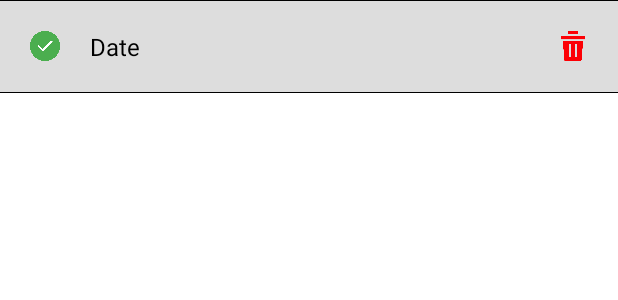
After one commit to BohunD/5-Minutes-Workout-App, an Android app: the layout history_items.xml on its own in the app's theme, with its tools: preview values and no code run, on a phone screen of 412 x 824 dp. The commit adds this screen. Shown: the top 300 px of the screen. Run offline under Robolectric (Android 15) with nearby library versions, the phone set to English and light mode, and no system bars.

Commit message:
Added history and fixed bugs with timer and bmi calculator

```diff
--- a/app/build.gradle
+++ b/app/build.gradle
@@ -1,6 +1,7 @@
 plugins {
     id 'com.android.application'
     id 'org.jetbrains.kotlin.android'
+    id 'kotlin-kapt'
 }
 
 android {
@@ -36,6 +37,11 @@ android {
 }
 
 dependencies {
+    implementation 'androidx.room:room-runtime:2.5.0'
+    kapt 'androidx.room:room-compiler:2.5.0'
+    implementation('androidx.room:room-ktx:2.5.0')
+    implementation 'androidx.activity:activity-ktx:1.6.1'
+    implementation 'androidx.core:core-ktx:1.9.0'
 
     implementation 'androidx.core:core-ktx:1.7.0'
     implementation 'androidx.appcompat:appcompat:1.6.1'
--- a/app/src/main/AndroidManifest.xml
+++ b/app/src/main/AndroidManifest.xml
@@ -4,6 +4,7 @@
 
     <application
         android:allowBackup="true"
+        android:name=".HistoryApp"
         android:dataExtractionRules="@xml/data_extraction_rules"
         android:fullBackupContent="@xml/backup_rules"
         android:icon="@mipmap/ic_launcher"
@@ -11,6 +12,9 @@
         android:supportsRtl="true"
         android:theme="@style/Theme.7MinutesWorkout"
         tools:targetApi="31">
+        <activity
+            android:name=".HistoryActivity"
+            android:exported="false" />
         <activity
             android:name=".BMIActivity"
             android:exported="false" />
--- a/app/src/main/java/com/example/a7minutesworkout/MainActivity.kt
+++ b/app/src/main/java/com/example/a7minutesworkout/MainActivity.kt
@@ -26,6 +26,10 @@ class MainActivity : AppCompatActivity() {
             val intent = Intent(this,BMIActivity::class.java)
             startActivity(intent)
         }
+        binding?.flHistory?.setOnClickListener {
+            val intent = Intent(this,HistoryActivity::class.java)
+            startActivity(intent)
+        }
 
 
     }
--- /dev/null
+++ b/app/src/main/res/drawable/rectangle_with_border.xml
@@ -0,0 +1,20 @@
+<?xml version="1.0" encoding="utf-8"?>
+<layer-list xmlns:android="http://schemas.android.com/apk/res/android" >
+    <item>
+        <shape
+            android:shape="rectangle">
+            <stroke android:width="1dp" android:color="#FF000000" />
+            <solid android:color="#FFDDDDDD" />
+
+        </shape>
+    </item>
+
+    <item android:top="1dp" android:bottom="1dp">
+        <shape
+            android:shape="rectangle">
+            <stroke android:width="1dp" android:color="#FFDDDDDD" />
+            <solid android:color="#00000000" />
+        </shape>
+    </item>
+
+</layer-list>
--- /dev/null
+++ b/app/src/main/res/layout/history_items.xml
@@ -0,0 +1,41 @@
+<?xml version="1.0" encoding="utf-8"?>
+<LinearLayout xmlns:android="http://schemas.android.com/apk/res/android"
+    xmlns:tools="http://schemas.android.com/tools"
+    android:id="@+id/llMain"
+    android:layout_width="match_parent"
+    android:layout_height="wrap_content"
+    android:gravity="center_vertical"
+    android:orientation="horizontal"
+    android:background="@drawable/rectangle_with_border"
+    android:padding="20dp"
+    >
+
+    <ImageView
+        android:layout_width="20dp"
+        android:layout_height="20dp"
+        android:src="@drawable/ok"
+        android:layout_marginRight="20dp"/>
+
+
+    <TextView
+        android:id="@+id/tv_date"
+        android:layout_width="0dp"
+        android:layout_height="wrap_content"
+        android:layout_weight="1"
+        android:textColor="@android:color/black"
+        android:textSize="16sp"
+        tools:text="Date" />
+
+
+
+    <ImageView
+        android:id="@+id/ivDelete"
+        android:layout_marginLeft="10dp"
+        android:layout_width="20dp"
+        android:layout_height="20dp"
+        android:contentDescription="image"
+        android:foreground="?attr/selectableItemBackgroundBorderless"
+        android:scaleType="fitXY"
+        android:src="@drawable/delete" />
+
+</LinearLayout>
--- a/app/src/main/res/values/colors.xml
+++ b/app/src/main/res/values/colors.xml
@@ -11,6 +11,7 @@
     <color name="colorPrimaryDark">#003049</color>
     <color name="colorAccent">#DC1431</color>
     <color name="lightGrey">#e5e5e5</color>
+    <color name="lightLightGrey">#f0efeb</color>
     <color name="toolbar_color_control_normal">#FF000000</color>
 
 </resources>
```
Also changed, not shown: app/src/main/java/com/example/a7minutesworkout/BMIActivity.kt (+9 -2 lines), app/src/main/java/com/example/a7minutesworkout/ExerciseActivity.kt (+22 -6 lines), app/src/main/java/com/example/a7minutesworkout/HistoryActivity.kt (added, +76 -0 lines), app/src/main/java/com/example/a7minutesworkout/HistoryAdapter.kt (added, +39 -0 lines), app/src/main/java/com/example/a7minutesworkout/HistoryApp.kt (added, +9 -0 lines), app/src/main/java/com/example/a7minutesworkout/HistoryDao.kt (added, +21 -0 lines), app/src/main/java/com/example/a7minutesworkout/HistoryDatabase.kt (added, +24 -0 lines), app/src/main/java/com/example/a7minutesworkout/HistoryEntity.kt (added, +14 -0 lines), app/src/main/res/layout/activity_bmi.xml (+22 -0 lines), app/src/main/res/layout/activity_history.xml (added, +23 -0 lines), app/src/main/res/drawable/delete.png (added), app/src/main/res/drawable/ok.png (added).
